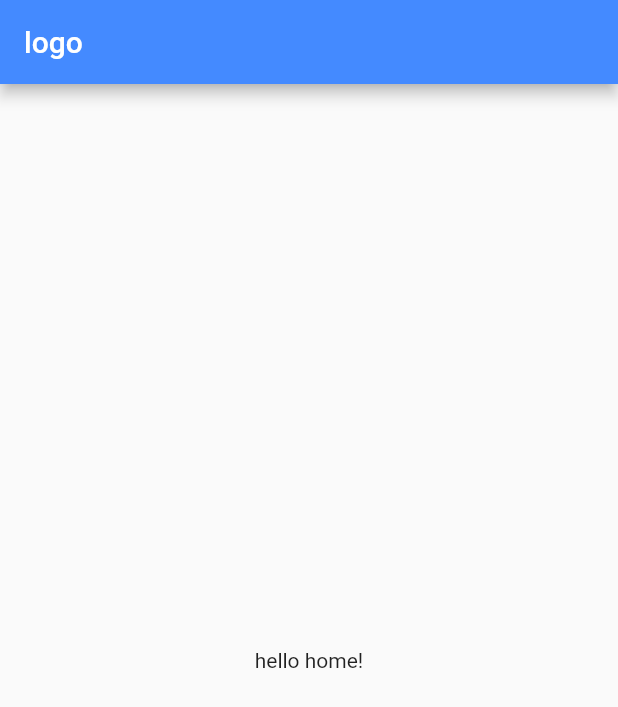
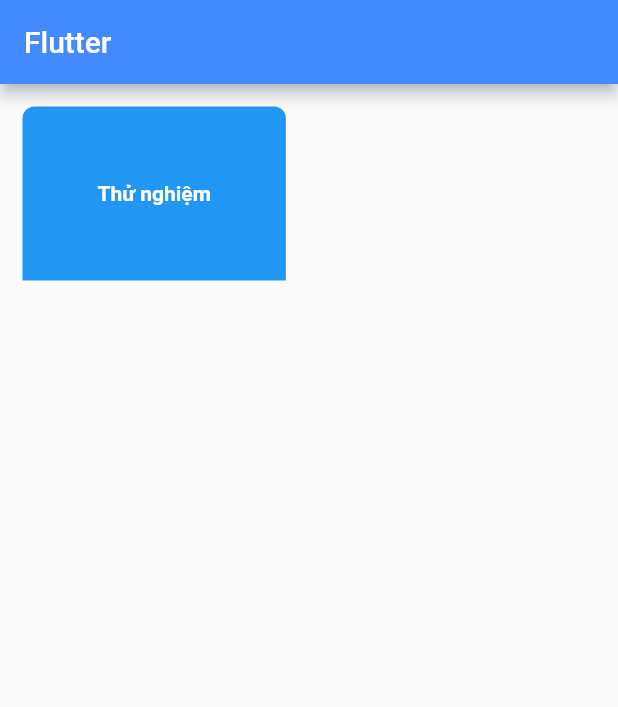
Before and after one commit to tientaisv/learn_flutter, a Flutter app: the screen it shows after launch, on a phone screen of 412 x 824 dp. Shown: the top 707 px of the screen. Run offline on Flutter 3.47's test engine with Material 2 defaults, Android fonts, the phone set to English and light mode, and no system bars.

Commit message:
learn container 27-7

```diff
--- a/lib/main.dart
+++ b/lib/main.dart
@@ -9,11 +9,43 @@ void main() {
       child: Scaffold(
         appBar: AppBar(
           backgroundColor: Colors.blueAccent,
-          title: const Text('logo'),
+          title: Container(
+            child: const Text(
+              'Flutter',
+              style: TextStyle(),
+              textAlign: TextAlign.left,
+            ),
+          ),
+          centerTitle: false,
         ),
-        body: const Center(child: Text('hello home!')),
+        body: MyWidget(),
       ),
     ),
     debugShowCheckedModeBanner: false,
   ));
 }
+
+class MyWidget extends StatelessWidget {
+  @override
+  Widget build(BuildContext context) {
+    return Container(
+      //color: Colors.blue,
+      margin: const EdgeInsets.all(15),
+      // ignore: sort_child_properties_last
+      child: const Text(
+        'Thử nghiệm',
+        style: TextStyle(
+          color: Colors.white,
+          fontSize: 14,
+          fontWeight: FontWeight.w600,
+        ),
+      ),
+      padding: const EdgeInsets.all(50),
+      decoration: const BoxDecoration(
+          color: Colors.blue,
+          shape: BoxShape.rectangle,
+          borderRadius: BorderRadius.only(
+              topLeft: Radius.circular(8), topRight: Radius.circular(8))),
+    );
+  }
+}
```
